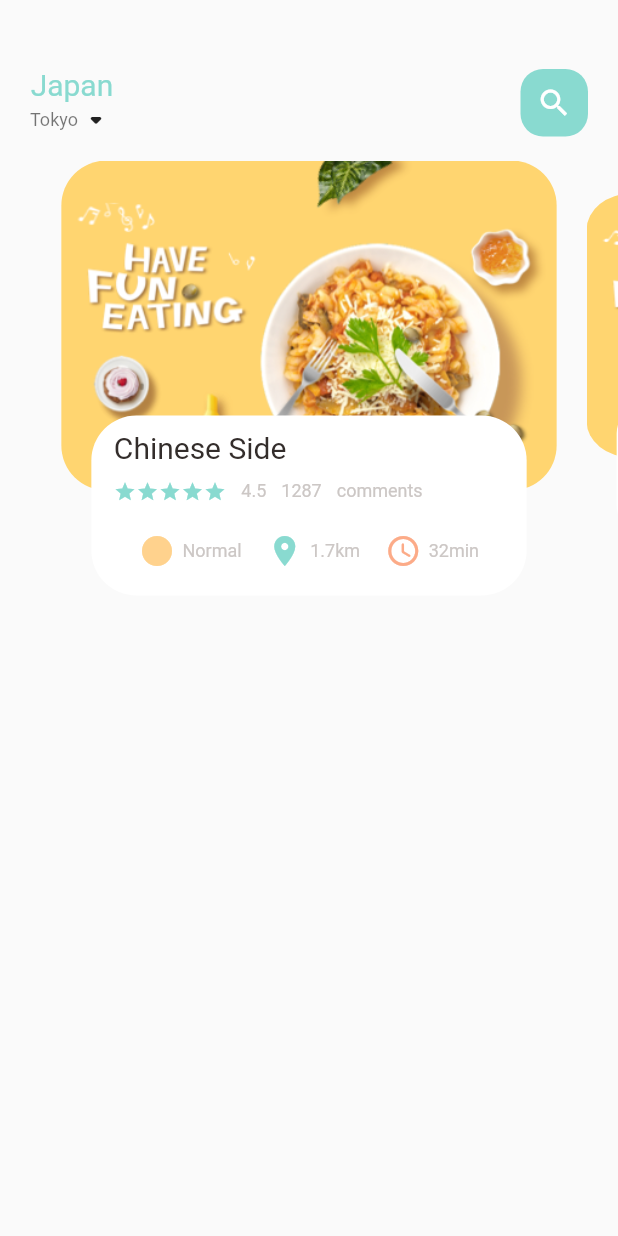
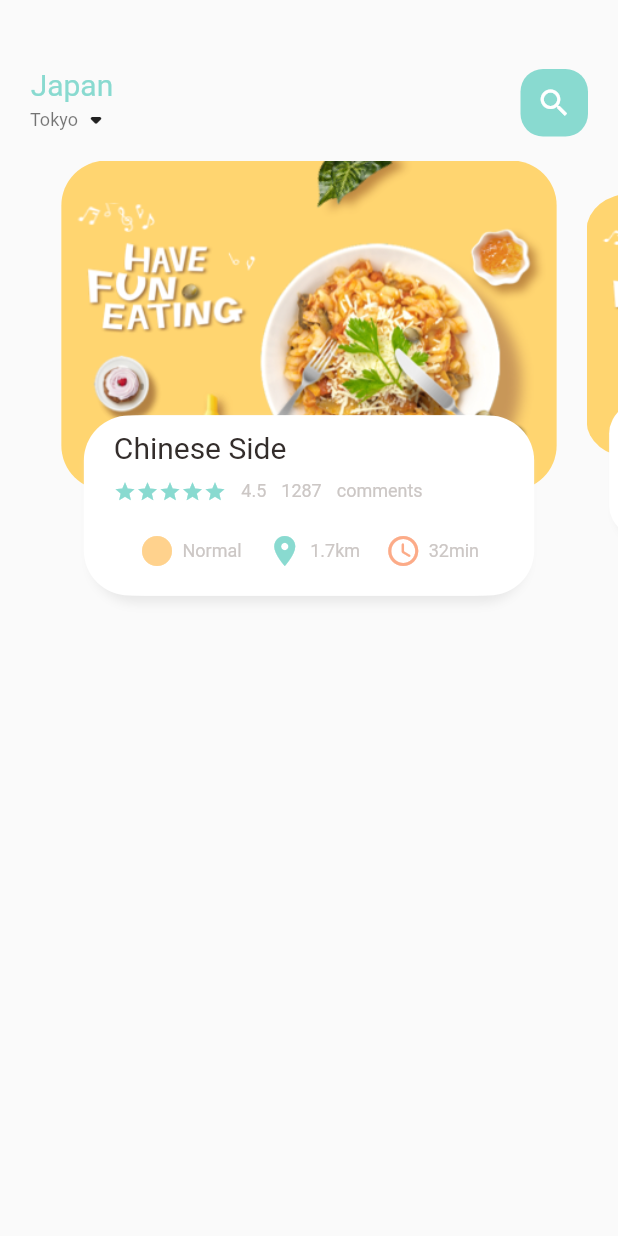
Before and after one commit to sEmoto0808/Flutter-EC-app, a Flutter app: the screen it shows after launch, on a phone screen of 412 x 824 dp. Run offline on Flutter 3.47's test engine with Material 2 defaults, Android fonts, the phone set to English and light mode, and no system bars.

Commit message:
overlayにshadowをつける

```diff
--- a/src/lib/widgets/home/food_carousel.dart
+++ b/src/lib/widgets/home/food_carousel.dart
@@ -121,6 +121,21 @@ class _FoodCarouselState extends State<FoodCarousel> {
               decoration: BoxDecoration(
                 borderRadius: BorderRadius.circular(30),
                 color: Colors.white,
+                boxShadow: const [
+                  BoxShadow(
+                    color: Color(0xFFe8e8e8),
+                    blurRadius: 5.0,
+                    offset: Offset(0, 5),
+                  ),
+                  BoxShadow(
+                    color: Colors.white,
+                    offset: Offset(-5, 0),
+                  ),
+                  BoxShadow(
+                    color: Colors.white,
+                    offset: Offset(5, 0),
+                  ),
+                ],
               ),
               child: Padding(
                 padding: const EdgeInsets.only(
```
